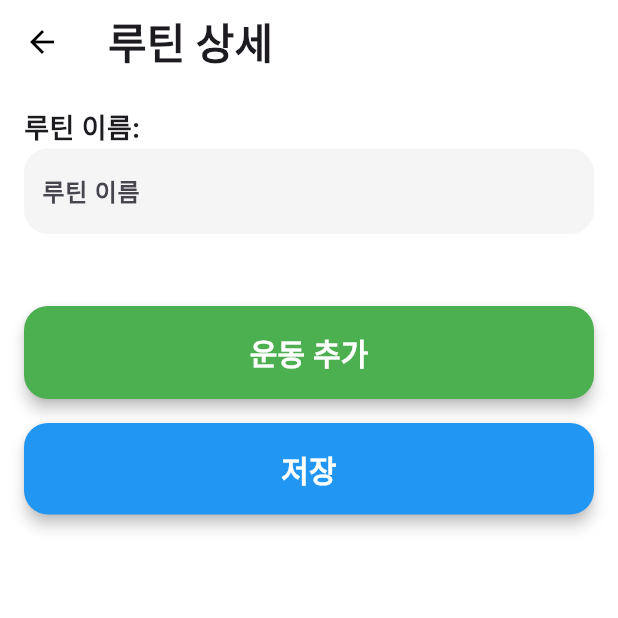
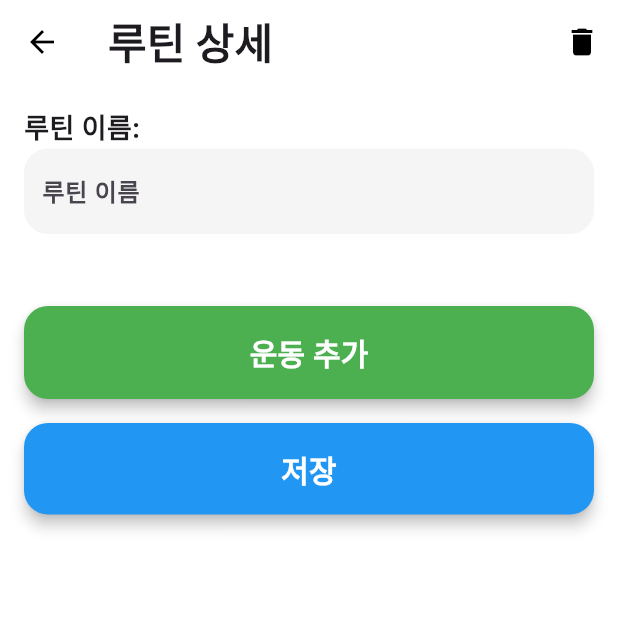
Before and after one commit to CBNU-younghun/OSS-TeamProject-app, a Flutter app: the RoutineDetailPage screen opened directly with empty values, on a phone screen of 412 x 824 dp, the top half of it. Run offline on Flutter 3.47's test engine with Material 3 defaults, Android fonts, the phone set to English and light mode, and no system bars; our stand-ins replace fl_chart, flutter_neumorphic_plus, font_awesome_flutter, shared_preferences, video_player; accounts and stored records are empty; Roboto replaces fonts that are missing (Bebas Neue).

Commit message:
루틴상세 아이콘 추가

```diff
--- a/lib/routine/routine_detail_page.dart
+++ b/lib/routine/routine_detail_page.dart
@@ -98,6 +98,16 @@ class _RoutineDetailPageState extends State<RoutineDetailPage> {
           ),
         ),
         iconTheme: IconThemeData(color: Colors.black), // 아이콘 색상 설정
+        actions: [
+          // 루틴을 삭제하는 아이콘 버튼 추가
+          IconButton(
+            icon: const Icon(Icons.delete),
+            color: Colors.black,
+            onPressed: () {
+              _deleteRoutine(); // 삭제 함수 호출
+            },
+          ),
+        ],
       ),
       body: Padding(
         padding: EdgeInsets.all(16.0), // 전체 패딩 설정
```
